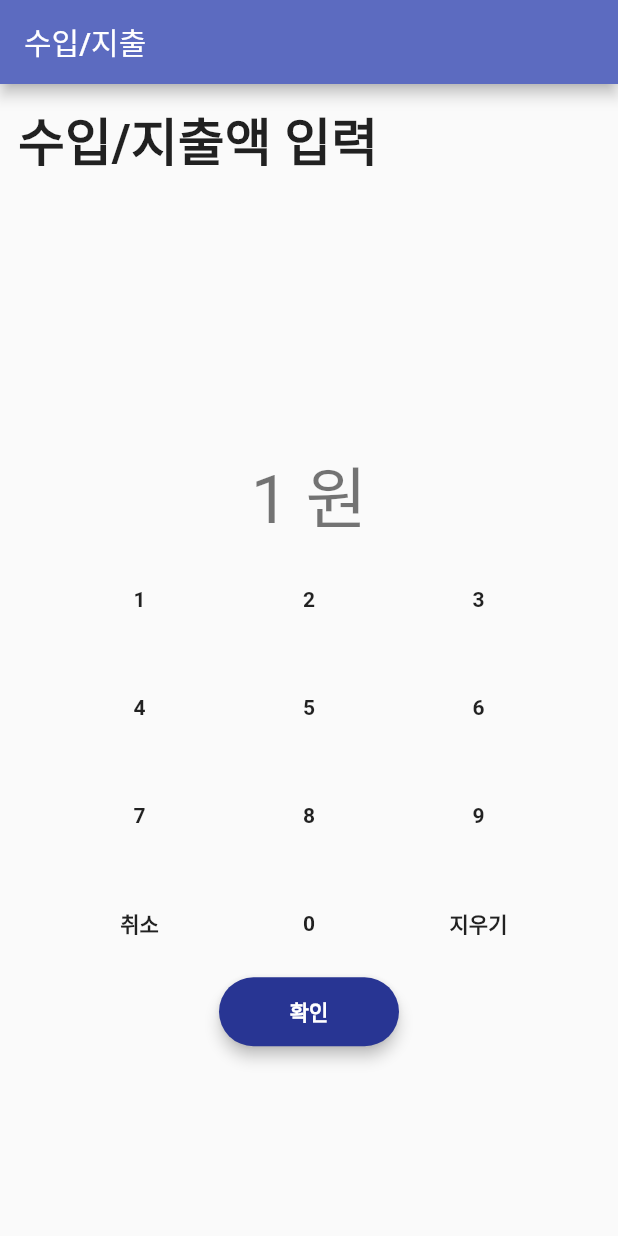
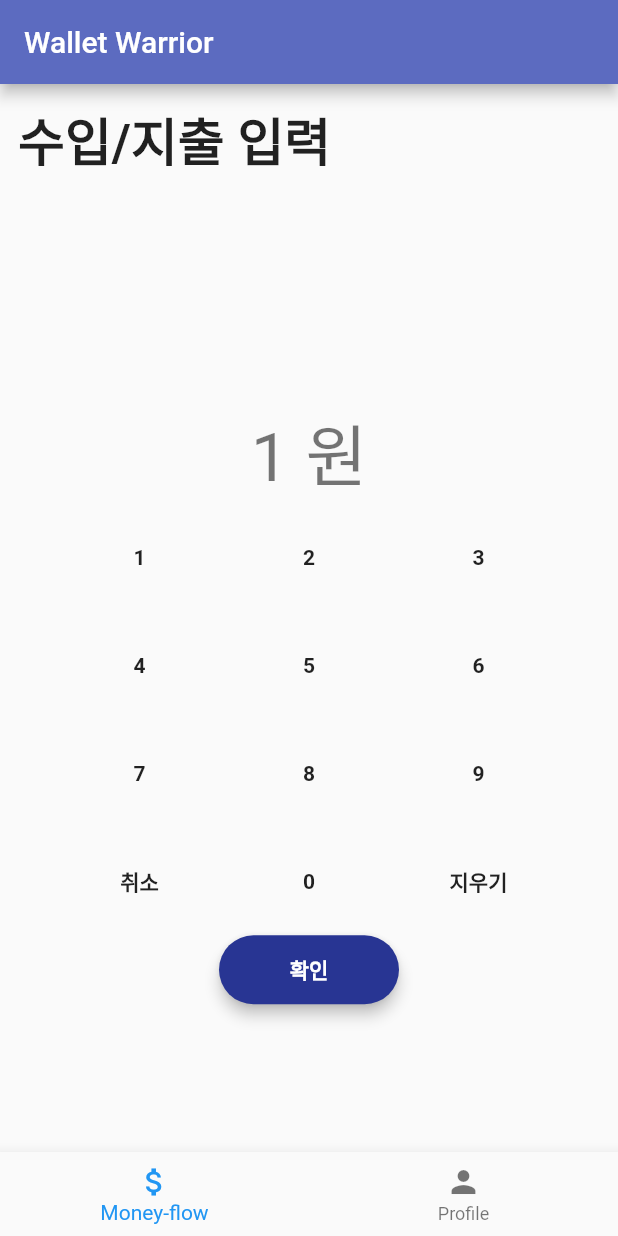
Before and after one commit to happy-nut/WalletWarrior, a Flutter app: the screen it shows after launch, after a tap on an icon or button, on a phone screen of 412 x 824 dp. Run offline on Flutter 3.47's test engine with Material 2 defaults, Android fonts, the phone set to English and light mode, and no system bars; Roboto replaces fonts that are missing (Montserrat).

```diff
--- a/lib/main.dart
+++ b/lib/main.dart
@@ -1,6 +1,5 @@
 import 'package:flutter/material.dart';
-
-import 'package:wallet_warrior/pages/money_flow_input_page.dart';
+import 'pages/home_page.dart';
 
 void main() => runApp(WalletWarrior());
 
@@ -31,9 +30,8 @@ class WalletWarrior extends StatelessWidget {
           button: TextStyle(fontSize: 14.0, fontWeight: FontWeight.bold),
         ),
       ),
-      // TODO(hyungsun): Wrap below with proper wrapper. maybe tab bar?
       // TODO(hyungsun): Consider localization.
-      home: MoneyFlowInputPage(title: '수입/지출'),
+      home: HomePage(title: 'Wallet Warrior'),
     );
   }
 }
--- /dev/null
+++ b/lib/pages/home_page.dart
@@ -0,0 +1,52 @@
+import 'package:flutter/material.dart';
+import 'package:wallet_warrior/widgets/profile_tab.dart';
+import 'package:wallet_warrior/widgets/money_flow_input_tab.dart';
+
+class HomePage extends StatefulWidget {
+  HomePage({Key key, this.title}) : super(key: key);
+
+  final String title;
+
+  @override
+  _HomePageState createState() => _HomePageState();
+}
+
+class _HomePageState extends State<HomePage> {
+
+  final List<Widget> _children = [
+    MoneyFlowInputTab(title: '수입/지출 입력'),
+    ProfileTab(title: '프로필')
+  ];
+
+  int _currentTab = 0;
+
+  void onTabPressed(int tab) {
+    setState(() {
+      _currentTab = tab;
+    });
+  }
+
+  @override
+  Widget build(BuildContext context) {
+    return Scaffold(
+      appBar: AppBar(
+        title: Text(widget.title),
+      ),
+      body: _children[_currentTab],
+      bottomNavigationBar: BottomNavigationBar(
+        onTap: onTabPressed,
+        currentIndex: _currentTab,
+        items: [
+          BottomNavigationBarItem(
+            icon: new Icon(Icons.attach_money),
+            title: new Text('Money-flow'),
+          ),
+          BottomNavigationBarItem(
+              icon: Icon(Icons.person),
+              title: Text('Profile')
+          )
+        ],
+      ),
+    );
+  }
+}
--- a/lib/pages/money_flow_input_page.dart
+++ b/lib/widgets/money_flow_input_tab.dart
@@ -3,18 +3,18 @@ import 'package:intl/intl.dart';
 import 'package:wallet_warrior/widgets/dial_pad.dart';
 import 'package:wallet_warrior/widgets/rounded_button.dart';
 
-class MoneyFlowInputPage extends StatefulWidget {
-  MoneyFlowInputPage({Key key, this.title}) : super(key: key);
+class MoneyFlowInputTab extends StatefulWidget {
+  MoneyFlowInputTab({Key key, this.title}) : super(key: key);
 
   final String title;
 
   @override
-  _MoneyFlowInputPageState createState() => _MoneyFlowInputPageState();
+  _MoneyFlowInputTabState createState() => _MoneyFlowInputTabState();
 }
 
 enum InputStage { money, date, category }
 
-class _MoneyFlowInputPageState extends State<MoneyFlowInputPage> {
+class _MoneyFlowInputTabState extends State<MoneyFlowInputTab> {
   // TODO(wonjerry): Get categories from google spread sheet.
   static final _dropdownItems = [
     '투자',
@@ -81,7 +81,7 @@ class _MoneyFlowInputPageState extends State<MoneyFlowInputPage> {
   String getStageTitle(InputStage stage) {
     switch (stage) {
       case InputStage.money:
-        return '수입/지출액 입력';
+        return widget.title;
       case InputStage.date:
         return '날짜 입력';
       case InputStage.category:
@@ -158,11 +158,7 @@ class _MoneyFlowInputPageState extends State<MoneyFlowInputPage> {
 
   @override
   Widget build(BuildContext context) {
-    return Scaffold(
-      appBar: AppBar(
-        title: Text(widget.title),
-      ),
-      body: Padding(
+    return Padding(
       padding: const EdgeInsets.all(12.0),
       child: Column(
         crossAxisAlignment: CrossAxisAlignment.start,
@@ -184,7 +180,6 @@ class _MoneyFlowInputPageState extends State<MoneyFlowInputPage> {
           ),
         ],
       ),
-      ),
     );
   }
 }
--- /dev/null
+++ b/lib/widgets/profile_tab.dart
@@ -0,0 +1,13 @@
+import 'package:flutter/material.dart';
+
+class ProfileTab extends StatelessWidget {
+  ProfileTab({Key key, this.title}) : super(key: key);
+
+  final String title;
+
+  @override
+  Widget build(BuildContext context) {
+    // TODO(hyungsun): Implement.
+    return Center(child: Text('Profile'));
+  }
+}
```
Lines whose indentation alone changed are shown as unchanged.
